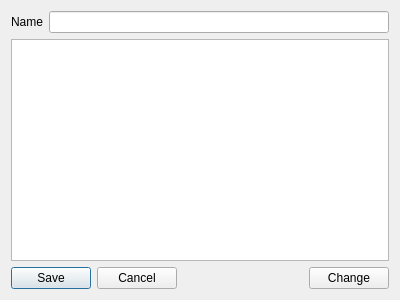
Halicea/hal_automator, file automator_project/utils/qtUi/resource_dialog.ui: the form before one commit.
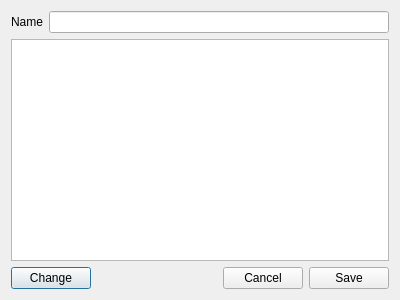
The form after the commit.

The edit to the form file:
```diff
--- a/automator_project/utils/qtUi/resource_dialog.ui
+++ b/automator_project/utils/qtUi/resource_dialog.ui
@@ -55,16 +55,9 @@
    <item>
     <layout class="QHBoxLayout" name="horizontalLayout">
      <item>
-      <widget class="QPushButton" name="btnSave">
+      <widget class="QPushButton" name="btnChange">
        <property name="text">
-        <string>Save</string>
-       </property>
-      </widget>
-     </item>
-     <item>
-      <widget class="QPushButton" name="btnCancel">
-       <property name="text">
-        <string>Cancel</string>
+        <string>Change</string>
        </property>
       </widget>
      </item>
@@ -82,9 +75,16 @@
       </spacer>
      </item>
      <item>
-      <widget class="QPushButton" name="btnChange">
+      <widget class="QPushButton" name="btnCancel">
        <property name="text">
-        <string>Change</string>
+        <string>Cancel</string>
+       </property>
+      </widget>
+     </item>
+     <item>
+      <widget class="QPushButton" name="btnSave">
+       <property name="text">
+        <string>Save</string>
        </property>
       </widget>
      </item>
```
Left out of the diff: 6 changed lines with no effect on the pictures.
